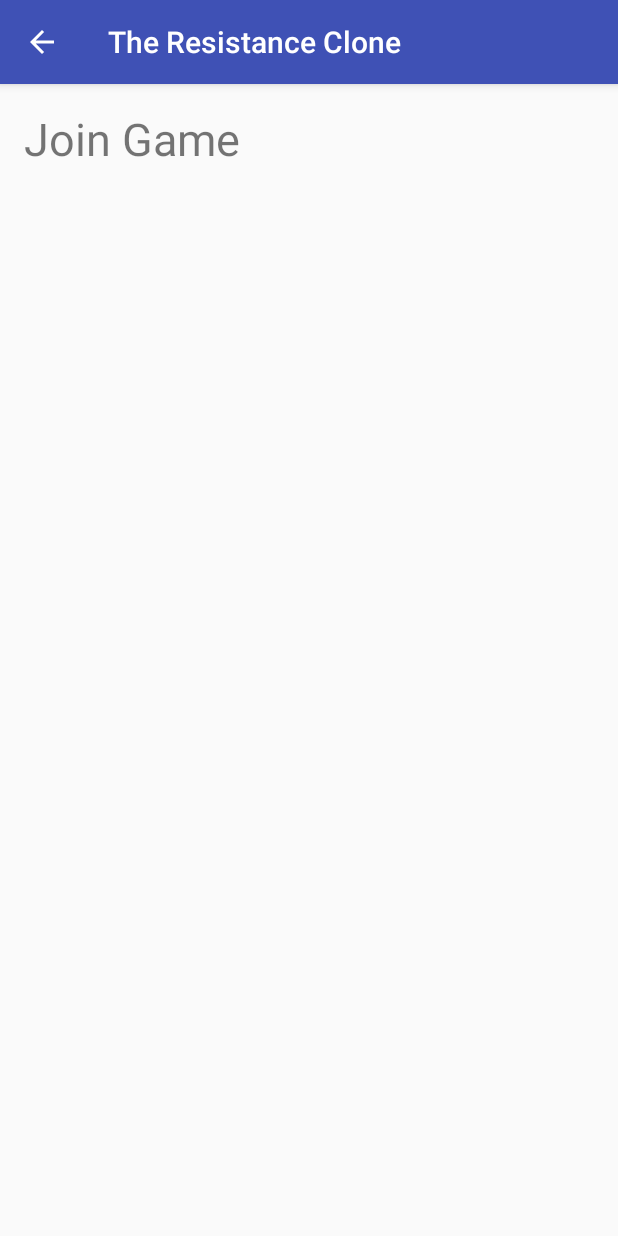
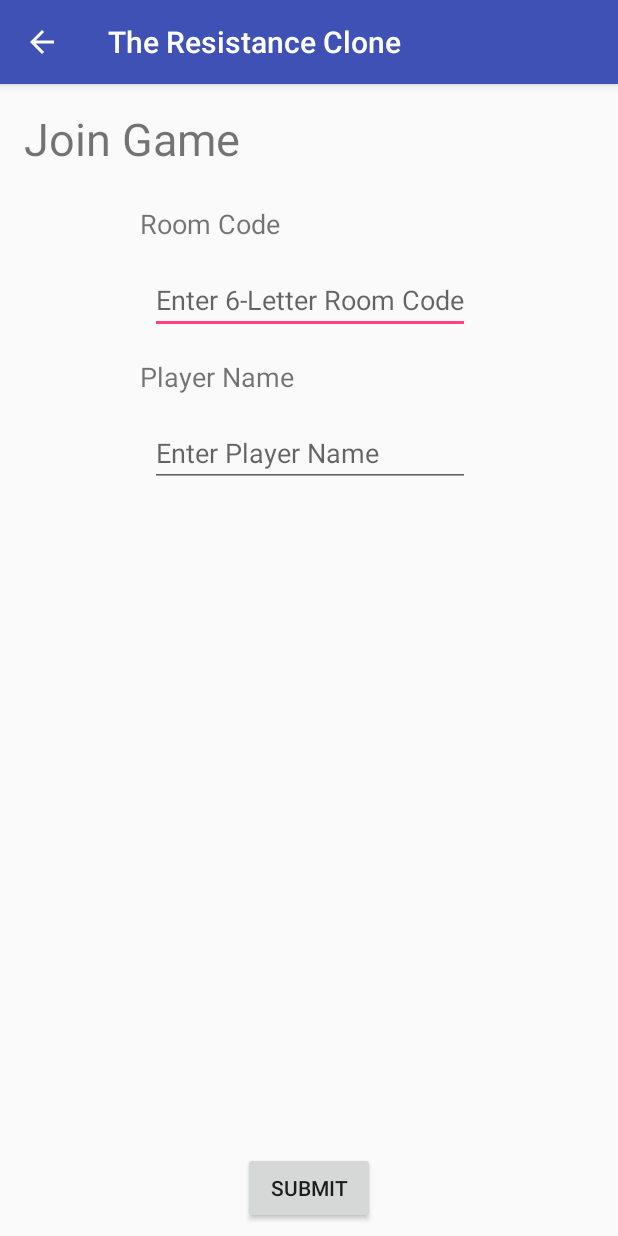
Before and after one commit to the-flatmates/resistance-clone, an Android app: the JoinGame screen opened directly, with no data from a screen before it, on a phone screen of 412 x 824 dp. Run offline under Robolectric (Android 15) with nearby library versions, the phone set to English and light mode, and no system bars.

Commit message:
Add titles, text edits, and submit button

```diff
--- a/app/src/main/res/layout/activity_join_game.xml
+++ b/app/src/main/res/layout/activity_join_game.xml
@@ -7,7 +7,7 @@
     tools:context="com.flatmates.theresistanceclone.JoinGame">
 
     <TextView
-        android:id="@+id/textView2"
+        android:id="@+id/tv_join_game_title"
         android:layout_width="wrap_content"
         android:layout_height="wrap_content"
         android:layout_marginLeft="16dp"
@@ -16,4 +16,74 @@
         android:textSize="30sp"
         app:layout_constraintLeft_toLeftOf="parent"
         app:layout_constraintTop_toTopOf="parent" />
+
+    <Button
+        android:id="@+id/btn_join_game_submit"
+        android:layout_width="wrap_content"
+        android:layout_height="wrap_content"
+        android:layout_marginBottom="8dp"
+        android:text="@string/submit"
+        app:layout_constraintBottom_toBottomOf="parent"
+        app:layout_constraintEnd_toEndOf="parent"
+        app:layout_constraintHorizontal_bias="0.5"
+        app:layout_constraintStart_toStartOf="parent" />
+
+    <EditText
+        android:id="@+id/te_room_code"
+        android:layout_width="wrap_content"
+        android:layout_height="wrap_content"
+        android:layout_marginEnd="8dp"
+        android:layout_marginStart="8dp"
+        android:layout_marginTop="16dp"
+        android:ems="10"
+        android:hint="@string/room_code_hint"
+        android:inputType="textPersonName"
+        android:textAllCaps="true"
+        app:layout_constraintEnd_toEndOf="parent"
+        app:layout_constraintHorizontal_bias="0.503"
+        app:layout_constraintStart_toStartOf="parent"
+        app:layout_constraintTop_toBottomOf="@+id/tv_room_code_title" />
+
+    <EditText
+        android:id="@+id/te_player_name"
+        android:layout_width="wrap_content"
+        android:layout_height="wrap_content"
+        android:layout_marginEnd="8dp"
+        android:layout_marginStart="8dp"
+        android:layout_marginTop="16dp"
+        android:ems="10"
+        android:hint="@string/name_hint"
+        android:inputType="textPersonName"
+        app:layout_constraintEnd_toEndOf="parent"
+        app:layout_constraintHorizontal_bias="0.503"
+        app:layout_constraintStart_toStartOf="parent"
+        app:layout_constraintTop_toBottomOf="@+id/tv_player_name_title" />
+
+    <TextView
+        android:id="@+id/tv_room_code_title"
+        android:layout_width="wrap_content"
+        android:layout_height="wrap_content"
+        android:layout_marginEnd="8dp"
+        android:layout_marginStart="8dp"
+        android:layout_marginTop="24dp"
+        android:text="@string/room_code"
+        android:textSize="18sp"
+        app:layout_constraintEnd_toEndOf="parent"
+        app:layout_constraintHorizontal_bias="0.281"
+        app:layout_constraintStart_toStartOf="parent"
+        app:layout_constraintTop_toBottomOf="@+id/tv_join_game_title" />
+
+    <TextView
+        android:id="@+id/tv_player_name_title"
+        android:layout_width="wrap_content"
+        android:layout_height="wrap_content"
+        android:layout_marginEnd="8dp"
+        android:layout_marginStart="8dp"
+        android:layout_marginTop="16dp"
+        android:text="@string/name"
+        android:textSize="18sp"
+        app:layout_constraintEnd_toEndOf="parent"
+        app:layout_constraintHorizontal_bias="0.29"
+        app:layout_constraintStart_toStartOf="parent"
+        app:layout_constraintTop_toBottomOf="@+id/te_room_code" />
 </android.support.constraint.ConstraintLayout>
```
